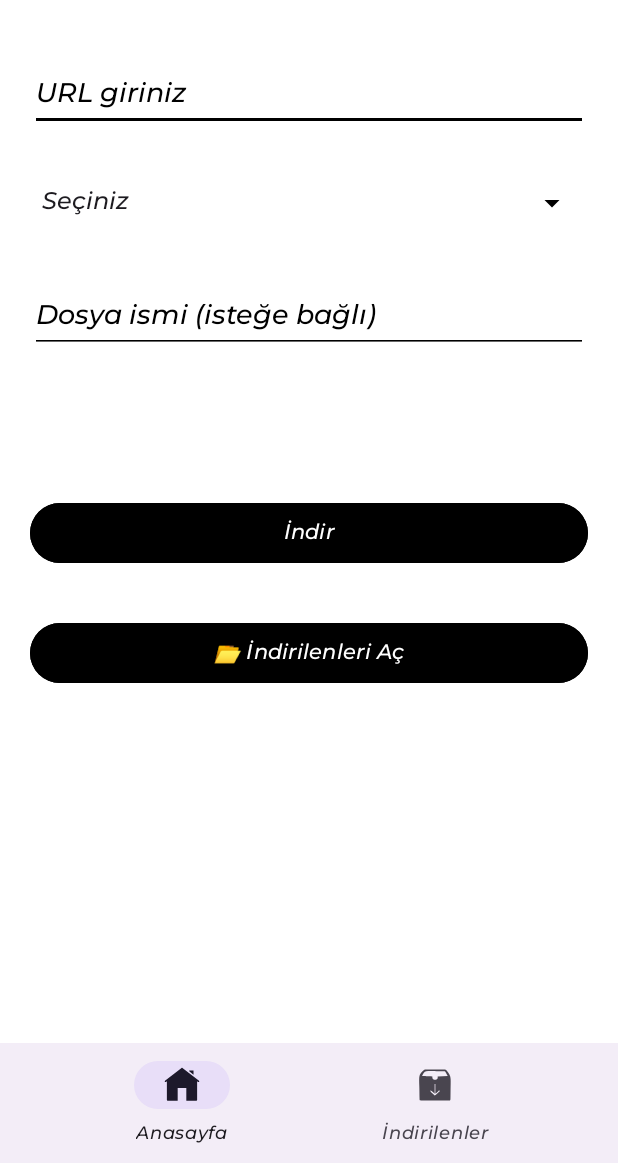
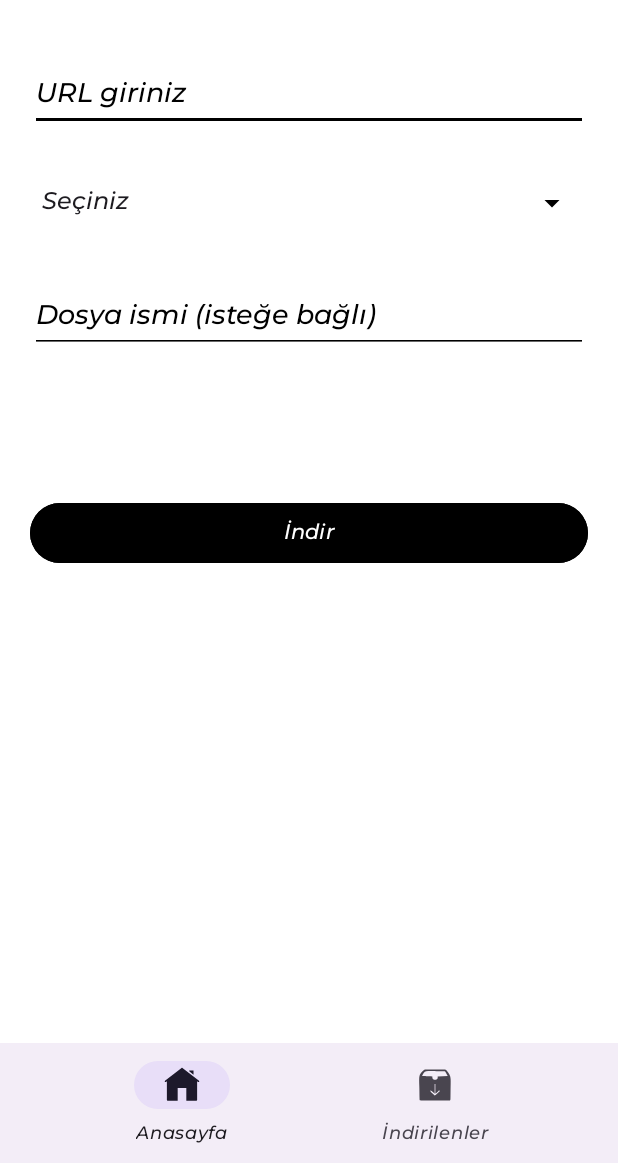
Before and after one commit to cemlevent54/DownloadMate, an Android app: the screen it shows after launch (MainActivity), on a phone screen of 412 x 824 dp, the part 73-1236 px from its top. Run offline under Robolectric (Android 15) with nearby library versions, the phone set to English and light mode, and no system bars.

Commit message:
open download button was removed.

```diff
--- a/downloadmateapp/app/src/main/java/com/example/downloadmateapp/ui/HomeFragment.kt
+++ b/downloadmateapp/app/src/main/java/com/example/downloadmateapp/ui/HomeFragment.kt
@@ -124,9 +124,9 @@ class HomeFragment : Fragment() {
         }
 
 
-        binding.buttonOpenDownload.setOnClickListener {
-            FolderHelper.openOrSelectDownloadFolder(requireActivity(), downloadFolderLauncher)
-        }
+//        binding.buttonOpenDownload.setOnClickListener {
+//            FolderHelper.openOrSelectDownloadFolder(requireActivity(), downloadFolderLauncher)
+//        }
     }
 
     override fun onCreateOptionsMenu(menu: Menu, inflater: MenuInflater) {
--- a/downloadmateapp/app/src/main/res/layout/fragment_home.xml
+++ b/downloadmateapp/app/src/main/res/layout/fragment_home.xml
@@ -107,7 +107,7 @@
         app:layout_constraintStart_toStartOf="parent"
         app:layout_constraintEnd_toEndOf="parent" />
 
-    <Button
+    <!-- <Button
         android:id="@+id/buttonOpenDownload"
         android:layout_width="0dp"
         android:layout_height="wrap_content"
@@ -124,5 +124,6 @@
         app:layout_constraintEnd_toEndOf="parent"
         app:layout_constraintTop_toBottomOf="@id/progressBar"
         app:layout_constraintVertical_bias="0.0" />
+      -->
 
 </androidx.constraintlayout.widget.ConstraintLayout>
```
